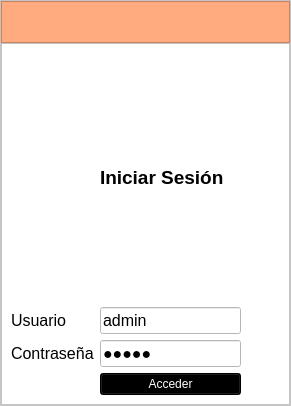
The window that gui/login.ui (ayenaccarato/Marcanac) describes before a commit, drawn with Qt 5.
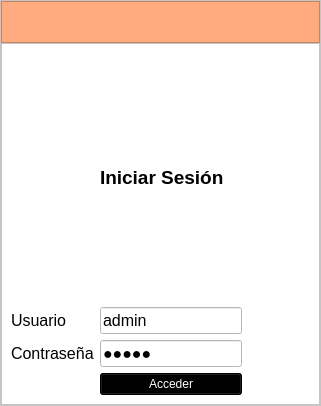
The same window after the commit. Icons and pictures are not drawn.

What changed in the file:
```diff
--- a/gui/login.ui
+++ b/gui/login.ui
@@ -6,7 +6,7 @@
    <rect>
     <x>0</x>
     <y>0</y>
-    <width>291</width>
+    <width>321</width>
     <height>406</height>
    </rect>
   </property>
@@ -17,6 +17,9 @@
    <iconset>
     <normaloff>imagenes/logo.png</normaloff>imagenes/logo.png</iconset>
   </property>
+  <property name="toolButtonStyle">
+   <enum>Qt::ToolButtonTextOnly</enum>
+  </property>
   <widget class="QWidget" name="centralwidget">
    <property name="styleSheet">
     <string notr="true">background-color: rgb(255, 255, 255);</string>
```
Left out of the diff: 3 changed lines with no effect on the pictures.
